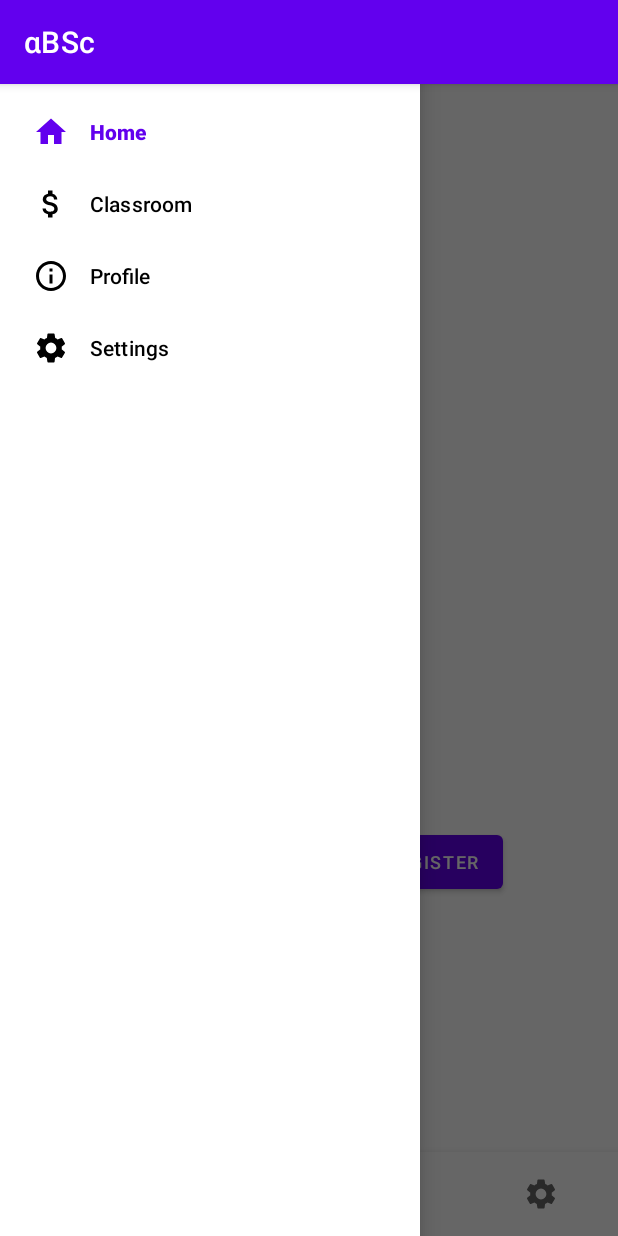
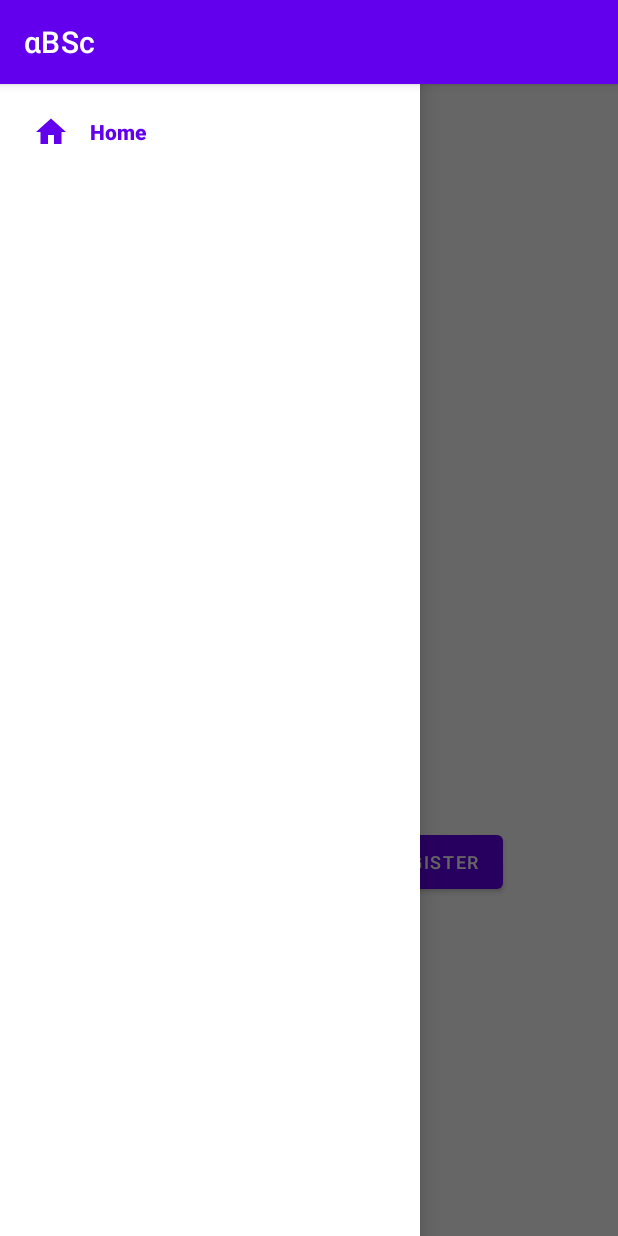
Before and after one commit to VitriolicTurtle/alphaBSc, an Android app: the screen it shows after launch (MainActivity), with the side drawer open, on a phone screen of 412 x 824 dp. Run offline under Robolectric (Android 15) with nearby library versions, the phone set to English and light mode, and no system bars; our stand-ins replace Firebase (no records; nobody signed in at launch, a user with empty details on screens opened directly), data binding, navigation-ui.

```diff
--- a/Alpha/app/src/main/java/com/cn/bsc/MainActivity.kt
+++ b/Alpha/app/src/main/java/com/cn/bsc/MainActivity.kt
@@ -32,6 +32,13 @@ class MainActivity : AppCompatActivity() {
         binding.bottomNav.setupWithNavController(navController)
 
 
+        /*      change this after sessions have been made */
+        val menu = binding.navigationView.menu
+        menu.findItem(R.id.dest_classroom_index).setVisible(false)
+        menu.findItem(R.id.dest_profile).setVisible(false)
+        menu.findItem(R.id.dest_settings).setVisible(false)
+
+
         savedDarkData = sharedprefs(this)
         if(savedDarkData.loadDarkModeState() == true){
             AppCompatDelegate.setDefaultNightMode(AppCompatDelegate.MODE_NIGHT_YES);
@@ -52,13 +59,15 @@ class MainActivity : AppCompatActivity() {
         }
     }
 
-    /*
+/*
     public override fun onStart() {
         super.onStart()
         // Check if user is signed in (non-null) and update UI accordingly.
         val currentUser = auth.currentUser
+
+
     }
-     */
+*/
 
     override fun onSupportNavigateUp() = findNavController(R.id.nav_fragment).navigateUp()
 
--- a/Alpha/app/src/main/java/com/cn/bsc/fragments/MainFragment.kt
+++ b/Alpha/app/src/main/java/com/cn/bsc/fragments/MainFragment.kt
@@ -23,7 +23,6 @@ class MainFragment : Fragment() {
     override fun onCreateView(inflater: LayoutInflater, container: ViewGroup?, avedInstanceState: Bundle?): View? {
         // Inflate the layout for this fragment
         binding = DataBindingUtil.inflate(inflater, R.layout.fragment_main, container, false)
-
 
         val goToLogin = binding.root.findViewById<Button>(R.id.btnLogin)
         val goToRegister = binding.root.findViewById<Button>(R.id.btnRegister)
--- a/Alpha/app/src/main/res/layout/activity_main.xml
+++ b/Alpha/app/src/main/res/layout/activity_main.xml
@@ -30,6 +30,7 @@
             android:id="@+id/bottom_nav"
             android:layout_width="match_parent"
             android:layout_height="wrap_content"
+            android:visibility="invisible"
             app:menu="@menu/menu_main" />
 
 
--- a/Alpha/app/src/main/res/layout/fragment_main.xml
+++ b/Alpha/app/src/main/res/layout/fragment_main.xml
@@ -6,8 +6,7 @@
 
 <androidx.constraintlayout.widget.ConstraintLayout
     android:layout_width="match_parent"
-    android:layout_height="match_parent"
-    tools:context=".MainActivity">
+    android:layout_height="match_parent">
 
     <TextView
         android:id="@+id/title"
```
Also changed, not shown: Alpha/app/src/main/java/com/cn/bsc/fragments/LoginFragment.kt (+7 -2 lines).
